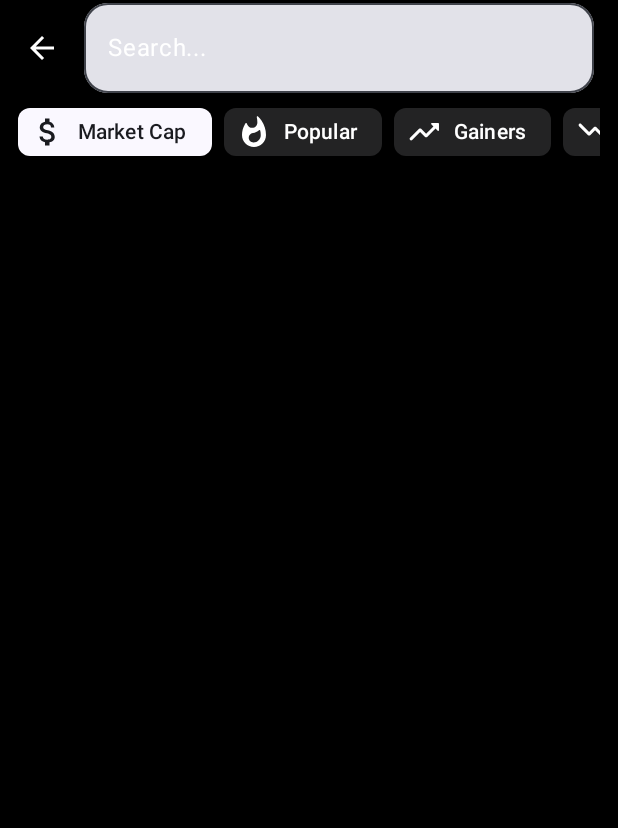
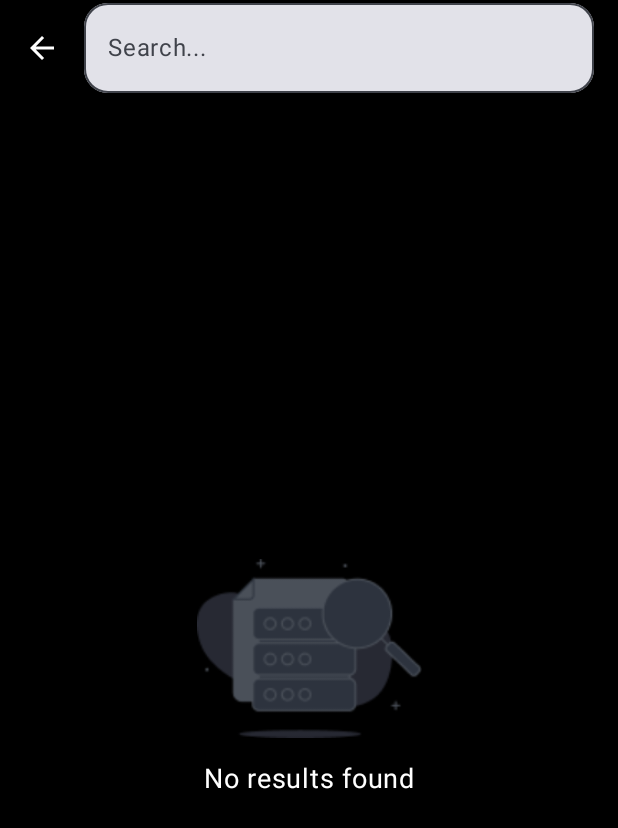
Before and after one commit to pratistha-05/CoinVerse, an Android app built with Jetpack Compose: the SearchScreen screen opened through its navigation route, on a phone screen of 412 x 824 dp. Shown: the top 828 px of the screen. Run offline under Robolectric (Android 15) with nearby library versions, the phone set to English and light mode, and no system bars; our stand-ins replace Dagger/Hilt's generated code.

Commit message:
search empty state ui

```diff
--- a/app/src/main/java/com/example/coinwave/ui/screen/market/MarketScreen.kt
+++ b/app/src/main/java/com/example/coinwave/ui/screen/market/MarketScreen.kt
@@ -86,7 +86,7 @@ fun MarketScreen(
     topBar = {
       TopAppBar(title = {
         Text(
-          "Good morning", maxLines = 1,
+          "Cryptocurrency", maxLines = 1,
           overflow = TextOverflow.Ellipsis,
           color = dynamicTextColor
         )
@@ -144,7 +144,7 @@ fun MarketTopBar(
   TopAppBar(title = {
     Column {
       Text(
-        text = "Good Morning",
+        text = "Cryptocurrency",
         style = MaterialTheme.typography.titleMedium,
         color = MaterialTheme.colorScheme.onBackground
       )
@@ -170,7 +170,8 @@ fun MarketList(
   //  onCoinClick: (CoinItem) -> Unit,
   lazyListState: LazyListState,
   selectedSort : SortParams,
-  updateSortParams:(SortParams) -> Unit
+  updateSortParams:(SortParams) -> Unit,
+  isSearching: Boolean = false,
   ) {
   LazyColumn(
     state = lazyListState,
@@ -178,19 +179,17 @@ fun MarketList(
     modifier = Modifier.fillMaxSize()
 
   ) {
+   if(!isSearching) {
      item {
        Row(
          horizontalArrangement = Arrangement.spacedBy(8.dp),
-        modifier = Modifier
-          .horizontalScroll(rememberScrollState())
-          .padding(bottom = 8.dp)
+         modifier = Modifier.horizontalScroll(rememberScrollState()).padding(bottom = 8.dp)
        ) {
          SortParams.entries.forEach { coinSortEntry ->
-          CoinSortChip(
-            coinSort = coinSortEntry,
+           CoinSortChip(coinSort = coinSortEntry,
              selected = coinSortEntry == selectedSort,
-            onClick = { updateSortParams(coinSortEntry) }
-          )
+             onClick = { updateSortParams(coinSortEntry) })
+         }
        }
      }
    }
@@ -201,10 +200,10 @@ fun MarketList(
         val coinListItem = coinList[index]
           MarketCoinListItem(
             item = coinListItem,
+            modifier = Modifier.padding(bottom = 8.dp)
             //          onCoinClick = { onCoinClick(coinListItem) },
           )
       },
     )
   }
-
 }
--- a/app/src/main/java/com/example/coinwave/ui/screen/search/SearchScreen.kt
+++ b/app/src/main/java/com/example/coinwave/ui/screen/search/SearchScreen.kt
@@ -1,11 +1,13 @@
 package com.example.coinwave.ui.screen.search
 
+import androidx.compose.foundation.Image
+import androidx.compose.foundation.layout.Arrangement
 import androidx.compose.foundation.layout.Box
-import androidx.compose.foundation.layout.PaddingValues
+import androidx.compose.foundation.layout.Column
 import androidx.compose.foundation.layout.fillMaxSize
 import androidx.compose.foundation.layout.fillMaxWidth
 import androidx.compose.foundation.layout.padding
-import androidx.compose.foundation.lazy.LazyColumn
+import androidx.compose.foundation.layout.size
 import androidx.compose.foundation.lazy.rememberLazyListState
 import androidx.compose.foundation.shape.RoundedCornerShape
 import androidx.compose.material.icons.Icons
@@ -33,14 +35,15 @@ import androidx.compose.ui.Alignment
 import androidx.compose.ui.Modifier
 import androidx.compose.ui.graphics.Color
 import androidx.compose.ui.input.nestedscroll.nestedScroll
+import androidx.compose.ui.res.painterResource
 import androidx.compose.ui.unit.dp
+import androidx.compose.ui.unit.sp
 import androidx.hilt.navigation.compose.hiltViewModel
 import androidx.navigation.NavController
+import com.example.coinwave.R
 import com.example.coinwave.common.data.SortParams
 import com.example.coinwave.data.service.model.CoinItem
 import com.example.coinwave.ui.screen.market.MarketList
-import com.example.coinwave.ui.screen.market.component.MarketCoinListItem
-import com.example.coinwave.ui.screen.market.viewmodel.MarketViewModel
 import kotlinx.coroutines.flow.collectLatest
 
 @OptIn(ExperimentalMaterial3Api::class)
@@ -66,7 +69,7 @@ fun SearchScreen(
             onValueChange = {
               viewModel.onInputChange(it)
             },
-            placeholder = { Text("Search...", color = Color.White) },
+            placeholder = { Text("Search...") },
             modifier = Modifier
               .fillMaxWidth()
               .padding(end = 8.dp),
@@ -111,14 +114,34 @@ fun SearchScreen(
       modifier = Modifier //          .pullRefresh(pullRefreshState)
         .padding(innerPadding)
     ) {
+      if (inputText.isBlank()) {
+        Column(
+          modifier = Modifier.fillMaxSize(),
+          verticalArrangement = Arrangement.Center,
+          horizontalAlignment = Alignment.CenterHorizontally
+        ) {
+          Image(
+            painter = painterResource(id = R.drawable.search_empty_state),
+            contentDescription = "Empty State",
+            modifier = Modifier.size(150.dp)
+          )
+          Text(
+            text = "No results found",
+            color = Color.White,
+            fontSize = 18.sp,
+          )
+        }
+      } else {
         MarketList(
           coinList = coinList, //        onCoinClick = onCoinClick,
           lazyListState = listState,
           selectedSort = SortParams.MarketCap,
           updateSortParams = { sortParams ->
             SortParams.MarketCap
-        }
+          },
+          isSearching = true
         )
       }
     }
   }
+}
```
Also changed, not shown: app/src/main/java/com/example/coinwave/ui/screen/market/component/MarketCoinItem.kt (+21 -8 lines), app/src/main/res/drawable/search_empty_state.png (added). Lines whose indentation alone changed are shown as unchanged.
